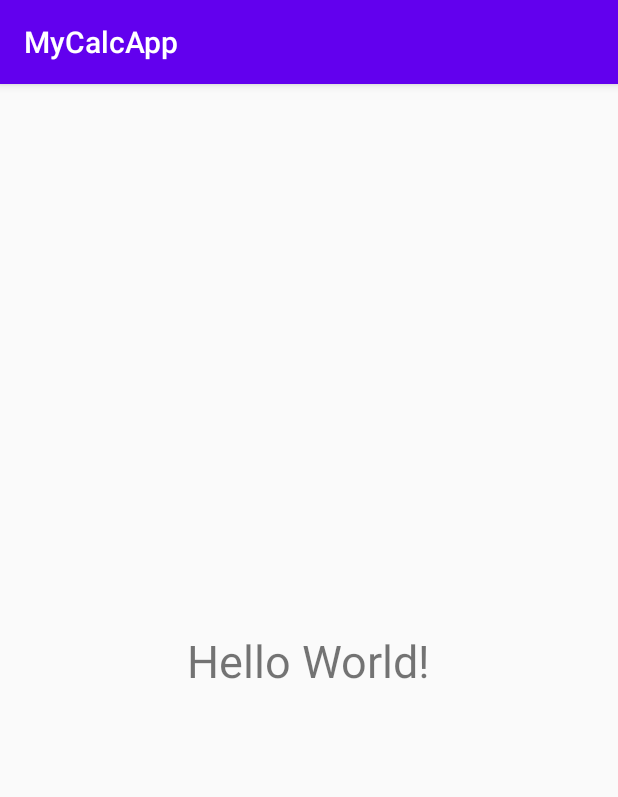
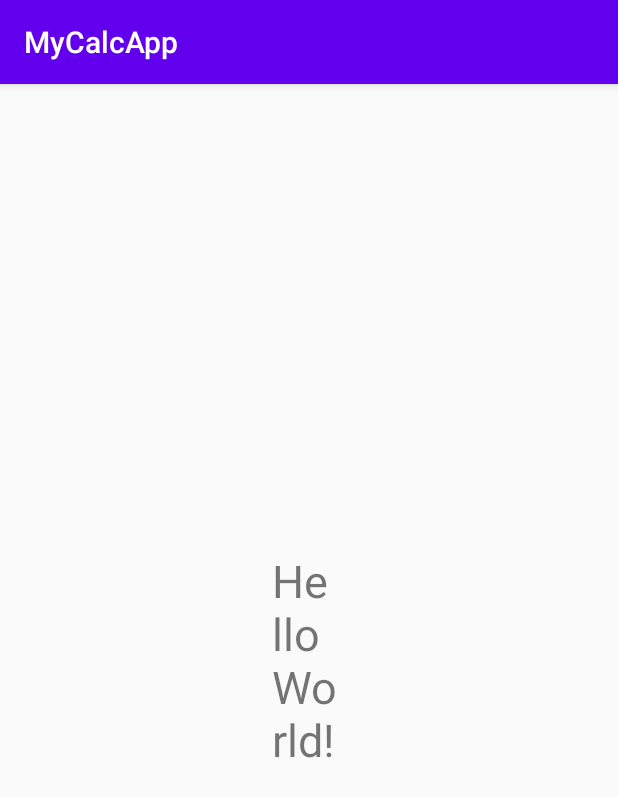
Before and after one commit to kato-love-cat/MyCalcApp, an Android app: the screen it shows after launch (MainActivity), on a phone screen of 412 x 824 dp. Shown: the top 797 px of the screen. Run offline under Robolectric (Android 15) with nearby library versions, the phone set to English and light mode, and no system bars.

Commit message:
second edit

```diff
--- a/app/src/main/java/com/example/mycalcapp/MainActivity.java
+++ b/app/src/main/java/com/example/mycalcapp/MainActivity.java
@@ -11,6 +11,7 @@ public class MainActivity extends AppCompatActivity {
         setContentView(R.layout.activity_main);
 
         // 編集したよ
+        // 再編集したよ
 
     }
 }
--- a/app/src/main/res/layout/activity_main.xml
+++ b/app/src/main/res/layout/activity_main.xml
@@ -11,6 +11,7 @@
         android:layout_height="wrap_content"
         android:text="Hello World!"
         android:textSize="30sp"
+        android:width="50dp"
         app:layout_constraintBottom_toBottomOf="parent"
         app:layout_constraintEnd_toEndOf="parent"
         app:layout_constraintStart_toStartOf="parent"
```
